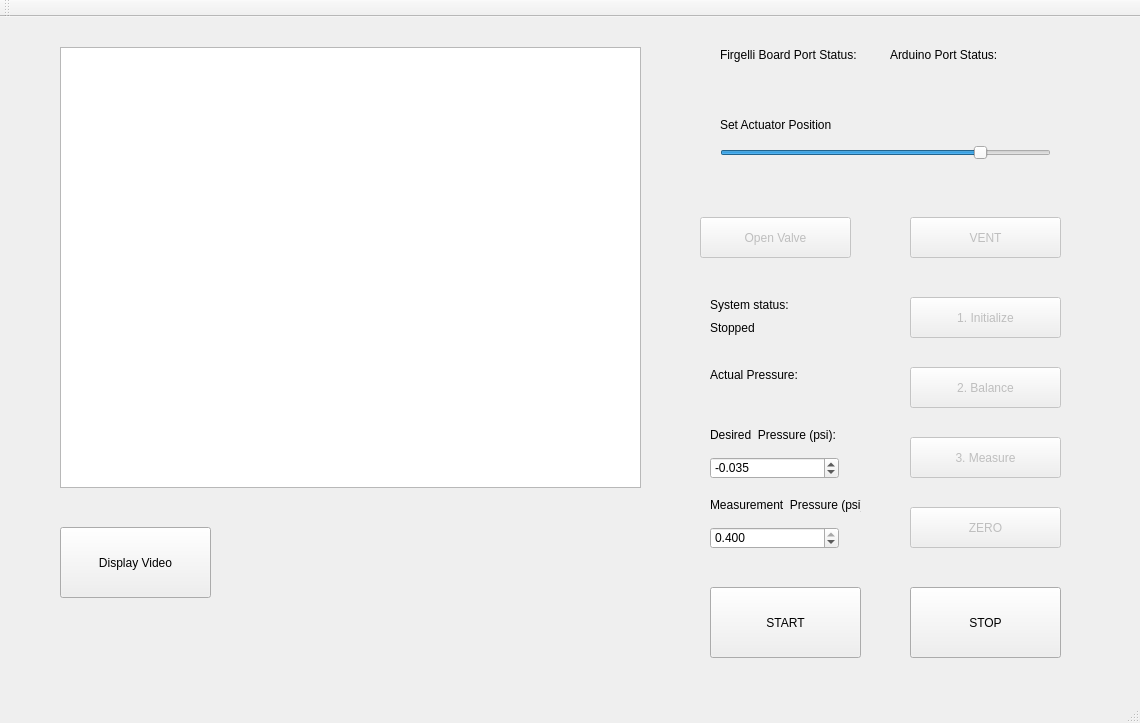
This is mainwindow.ui in liviaz/PressureSystem as Qt 5 draws it before an edit. The edited form follows.
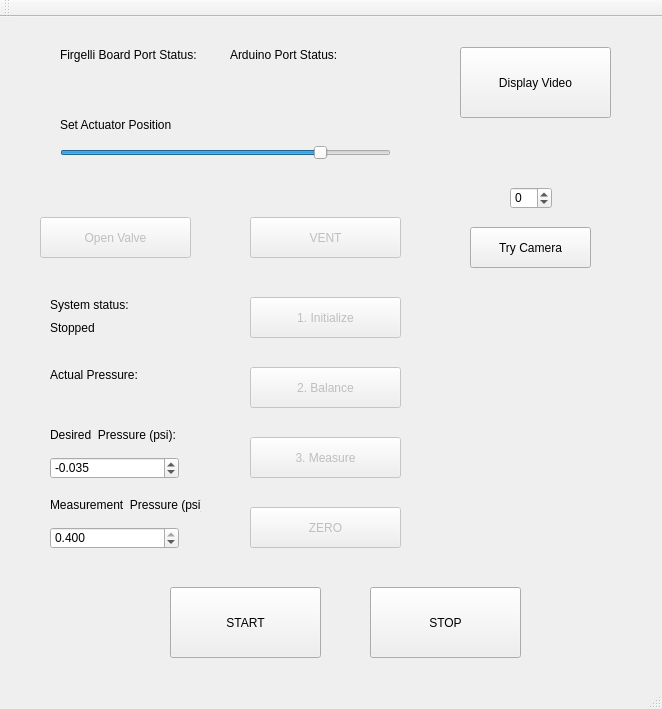
This is the edited form.

Commit message:
got camera sdk functions working
Had to use MSVC compiler

```diff
--- a/mainwindow.ui
+++ b/mainwindow.ui
@@ -6,8 +6,8 @@
    <rect>
     <x>0</x>
     <y>0</y>
-    <width>1140</width>
-    <height>723</height>
+    <width>662</width>
+    <height>709</height>
    </rect>
   </property>
   <property name="windowTitle">
@@ -17,7 +17,7 @@
    <widget class="QSlider" name="horizontalSlider">
     <property name="geometry">
      <rect>
-      <x>720</x>
+      <x>60</x>
       <y>128</y>
       <width>331</width>
       <height>16</height>
@@ -36,7 +36,7 @@
    <widget class="QLabel" name="ActuatorPositionHeading">
     <property name="geometry">
      <rect>
-      <x>720</x>
+      <x>60</x>
       <y>100</y>
       <width>261</width>
       <height>16</height>
@@ -49,7 +49,7 @@
    <widget class="QLabel" name="PressureLabel">
     <property name="geometry">
      <rect>
-      <x>710</x>
+      <x>50</x>
       <y>350</y>
       <width>141</width>
       <height>16</height>
@@ -62,7 +62,7 @@
    <widget class="QLabel" name="actualPressure">
     <property name="geometry">
      <rect>
-      <x>710</x>
+      <x>50</x>
       <y>370</y>
       <width>141</width>
       <height>21</height>
@@ -78,7 +78,7 @@
     </property>
     <property name="geometry">
      <rect>
-      <x>910</x>
+      <x>370</x>
       <y>570</y>
       <width>151</width>
       <height>71</height>
@@ -91,7 +91,7 @@
    <widget class="QPushButton" name="startButton">
     <property name="geometry">
      <rect>
-      <x>710</x>
+      <x>170</x>
       <y>570</y>
       <width>151</width>
       <height>71</height>
@@ -107,7 +107,7 @@
     </property>
     <property name="geometry">
      <rect>
-      <x>910</x>
+      <x>250</x>
       <y>490</y>
       <width>151</width>
       <height>41</height>
@@ -123,7 +123,7 @@
     </property>
     <property name="geometry">
      <rect>
-      <x>700</x>
+      <x>40</x>
       <y>200</y>
       <width>151</width>
       <height>41</height>
@@ -139,7 +139,7 @@
    <widget class="QLabel" name="BoardStatusHeading">
     <property name="geometry">
      <rect>
-      <x>720</x>
+      <x>60</x>
       <y>30</y>
       <width>141</width>
       <height>16</height>
@@ -152,7 +152,7 @@
    <widget class="QLabel" name="BoardStatusLabel">
     <property name="geometry">
      <rect>
-      <x>720</x>
+      <x>60</x>
       <y>60</y>
       <width>131</width>
       <height>16</height>
@@ -165,7 +165,7 @@
    <widget class="QLabel" name="ArduinoStatusHeading">
     <property name="geometry">
      <rect>
-      <x>890</x>
+      <x>230</x>
       <y>30</y>
       <width>141</width>
       <height>16</height>
@@ -178,7 +178,7 @@
    <widget class="QLabel" name="ArduinoStatusLabel">
     <property name="geometry">
      <rect>
-      <x>890</x>
+      <x>230</x>
       <y>60</y>
       <width>141</width>
       <height>16</height>
@@ -194,7 +194,7 @@
     </property>
     <property name="geometry">
      <rect>
-      <x>910</x>
+      <x>250</x>
       <y>200</y>
       <width>151</width>
       <height>41</height>
@@ -210,7 +210,7 @@
    <widget class="QLabel" name="DesiredPressureLabel">
     <property name="geometry">
      <rect>
-      <x>710</x>
+      <x>50</x>
       <y>410</y>
       <width>141</width>
       <height>16</height>
@@ -226,7 +226,7 @@
     </property>
     <property name="geometry">
      <rect>
-      <x>910</x>
+      <x>250</x>
       <y>350</y>
       <width>151</width>
       <height>41</height>
@@ -242,7 +242,7 @@
     </property>
     <property name="geometry">
      <rect>
-      <x>910</x>
+      <x>250</x>
       <y>420</y>
       <width>151</width>
       <height>41</height>
@@ -255,7 +255,7 @@
    <widget class="QLabel" name="MeasurementPressureLabel">
     <property name="geometry">
      <rect>
-      <x>710</x>
+      <x>50</x>
       <y>480</y>
       <width>151</width>
       <height>16</height>
@@ -271,7 +271,7 @@
     </property>
     <property name="geometry">
      <rect>
-      <x>910</x>
+      <x>250</x>
       <y>280</y>
       <width>151</width>
       <height>41</height>
@@ -284,7 +284,7 @@
    <widget class="QLabel" name="statusLabel">
     <property name="geometry">
      <rect>
-      <x>710</x>
+      <x>50</x>
       <y>300</y>
       <width>141</width>
       <height>21</height>
@@ -297,7 +297,7 @@
    <widget class="QLabel" name="statusHeader">
     <property name="geometry">
      <rect>
-      <x>710</x>
+      <x>50</x>
       <y>280</y>
       <width>141</width>
       <height>16</height>
@@ -310,7 +310,7 @@
    <widget class="QDoubleSpinBox" name="balancePressureDouble">
     <property name="geometry">
      <rect>
-      <x>710</x>
+      <x>50</x>
       <y>440</y>
       <width>129</width>
       <height>22</height>
@@ -341,7 +341,7 @@
    <widget class="QDoubleSpinBox" name="measurePressureDouble">
     <property name="geometry">
      <rect>
-      <x>710</x>
+      <x>50</x>
       <y>510</y>
       <width>129</width>
       <height>22</height>
@@ -369,21 +369,11 @@
      <double>0.400000000000000</double>
     </property>
    </widget>
-   <widget class="QGraphicsView" name="cameraImageDisplay">
-    <property name="geometry">
-     <rect>
-      <x>60</x>
-      <y>30</y>
-      <width>581</width>
-      <height>441</height>
-     </rect>
-    </property>
-   </widget>
    <widget class="QPushButton" name="OpenCameraButton">
     <property name="geometry">
      <rect>
-      <x>60</x>
-      <y>510</y>
+      <x>460</x>
+      <y>30</y>
       <width>151</width>
       <height>71</height>
      </rect>
@@ -392,6 +382,38 @@
      <string>Display Video</string>
     </property>
    </widget>
+   <widget class="QSpinBox" name="cameraIdSpinBox">
+    <property name="geometry">
+     <rect>
+      <x>510</x>
+      <y>170</y>
+      <width>42</width>
+      <height>22</height>
+     </rect>
+    </property>
+    <property name="sizePolicy">
+     <sizepolicy hsizetype="Minimum" vsizetype="Fixed">
+      <horstretch>0</horstretch>
+      <verstretch>0</verstretch>
+     </sizepolicy>
+    </property>
+    <property name="minimum">
+     <number>-1</number>
+    </property>
+   </widget>
+   <widget class="QPushButton" name="videoCameraOpenButton">
+    <property name="geometry">
+     <rect>
+      <x>470</x>
+      <y>210</y>
+      <width>121</width>
+      <height>41</height>
+     </rect>
+    </property>
+    <property name="text">
+     <string>Try Camera</string>
+    </property>
+   </widget>
   </widget>
   <widget class="QMenuBar" name="menuBar">
    <property name="geometry">
```
Left out of the diff: 2 changed lines with no effect on the pictures. The commit also changes 16 other files.
